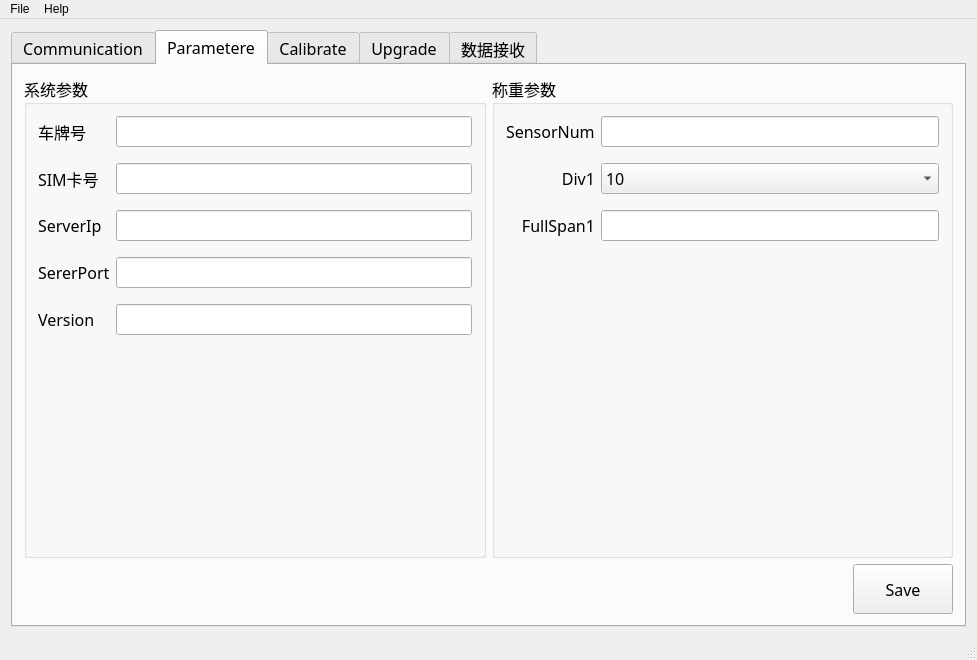
byteman/WFace, file mainwindow.ui: the form before one commit.
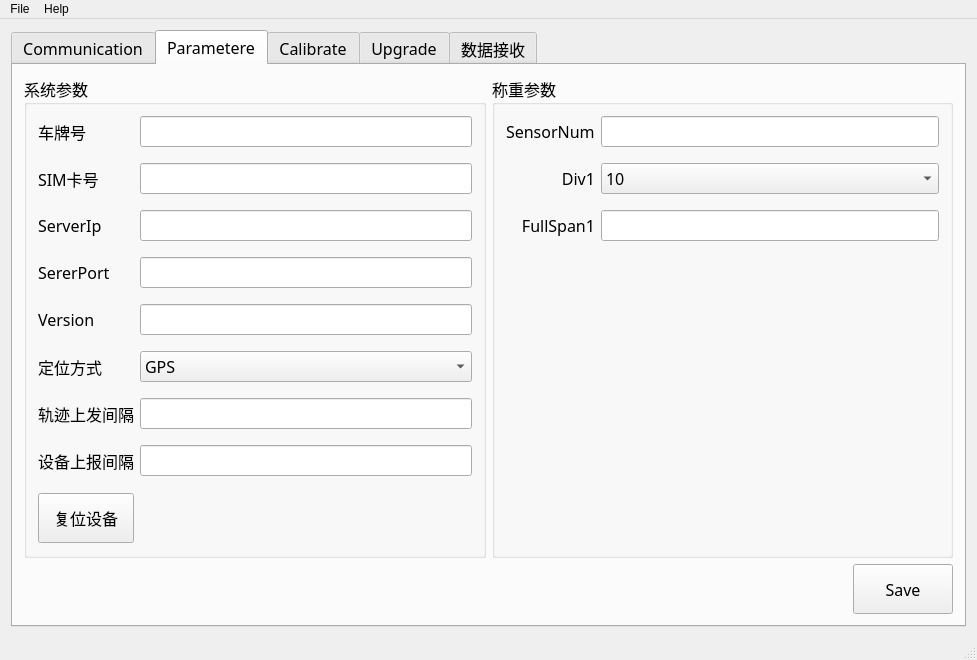
The form after the commit. The open tabs and pages were chosen to show the change.

Commit message: 搞定参数配置和设备上线下线

What changed in the file:
```diff
--- a/mainwindow.ui
+++ b/mainwindow.ui
@@ -363,6 +363,22 @@
              <property name="verticalSpacing">
               <number>16</number>
              </property>
+             <item row="4" column="3">
+              <widget class="QLineEdit" name="edtVersion">
+               <property name="font">
+                <font>
+                 <family>黑体</family>
+                 <pointsize>12</pointsize>
+                 <weight>50</weight>
+                 <italic>false</italic>
+                 <bold>false</bold>
+                </font>
+               </property>
+               <property name="readOnly">
+                <bool>true</bool>
+               </property>
+              </widget>
+             </item>
              <item row="0" column="0">
               <widget class="QLabel" name="label_7">
                <property name="text">
@@ -377,7 +393,7 @@
                </property>
               </widget>
              </item>
-             <item row="0" column="2">
+             <item row="0" column="3">
               <widget class="QLineEdit" name="lineEdit">
                <property name="font">
                 <font>
@@ -390,7 +406,7 @@
                </property>
               </widget>
              </item>
-             <item row="2" column="2">
+             <item row="2" column="3">
               <widget class="QLineEdit" name="edtZeroSpan">
                <property name="font">
                 <font>
@@ -410,7 +426,7 @@
                </property>
               </widget>
              </item>
-             <item row="1" column="2">
+             <item row="1" column="3">
               <widget class="QLineEdit" name="lineEdit_2">
                <property name="font">
                 <font>
@@ -423,22 +439,6 @@
                </property>
               </widget>
              </item>
-             <item row="4" column="2">
-              <widget class="QLineEdit" name="edtVersion">
-               <property name="font">
-                <font>
-                 <family>黑体</family>
-                 <pointsize>12</pointsize>
-                 <weight>50</weight>
-                 <italic>false</italic>
-                 <bold>false</bold>
-                </font>
-               </property>
-               <property name="readOnly">
-                <bool>true</bool>
-               </property>
-              </widget>
-             </item>
              <item row="4" column="0">
               <widget class="QLabel" name="label_16">
                <property name="sizePolicy">
@@ -452,7 +452,7 @@
                </property>
               </widget>
              </item>
-             <item row="3" column="2">
+             <item row="3" column="3">
               <widget class="QLineEdit" name="edtServerPort">
                <property name="font">
                 <font>
@@ -478,7 +478,7 @@
                </property>
               </widget>
              </item>
-             <item row="5" column="2">
+             <item row="8" column="3">
               <spacer name="verticalSpacer_2">
                <property name="orientation">
                 <enum>Qt::Vertical</enum>
@@ -491,6 +491,60 @@
                </property>
               </spacer>
              </item>
+             <item row="5" column="3">
+              <widget class="QComboBox" name="comboBox">
+               <item>
+                <property name="text">
+                 <string>GPS</string>
+                </property>
+               </item>
+               <item>
+                <property name="text">
+                 <string>北斗</string>
+                </property>
+               </item>
+              </widget>
+             </item>
+             <item row="6" column="0">
+              <widget class="QLabel" name="label_10">
+               <property name="text">
+                <string>轨迹上发间隔</string>
+               </property>
+              </widget>
+             </item>
+             <item row="6" column="3">
+              <widget class="QLineEdit" name="lineEdit_3"/>
+             </item>
+             <item row="5" column="0">
+              <widget class="QLabel" name="label_3">
+               <property name="text">
+                <string>定位方式</string>
+               </property>
+              </widget>
+             </item>
+             <item row="7" column="3">
+              <widget class="QLineEdit" name="lineEdit_4"/>
+             </item>
+             <item row="7" column="0">
+              <widget class="QLabel" name="label_11">
+               <property name="text">
+                <string>设备上报间隔</string>
+               </property>
+              </widget>
+             </item>
+             <item row="8" column="0">
+              <widget class="QPushButton" name="btnReset">
+               <property name="minimumSize">
+                <size>
+                 <width>0</width>
+                 <height>50</height>
+                </size>
+               </property>
+               <property name="text">
+                <string>复位设备</string>
+               </property>
+              </widget>
+             </item>
             </layout>
            </widget>
           </item>
```
Left out of the diff: 4 changed lines with no effect on the pictures. The commit also changes 8 other files.
